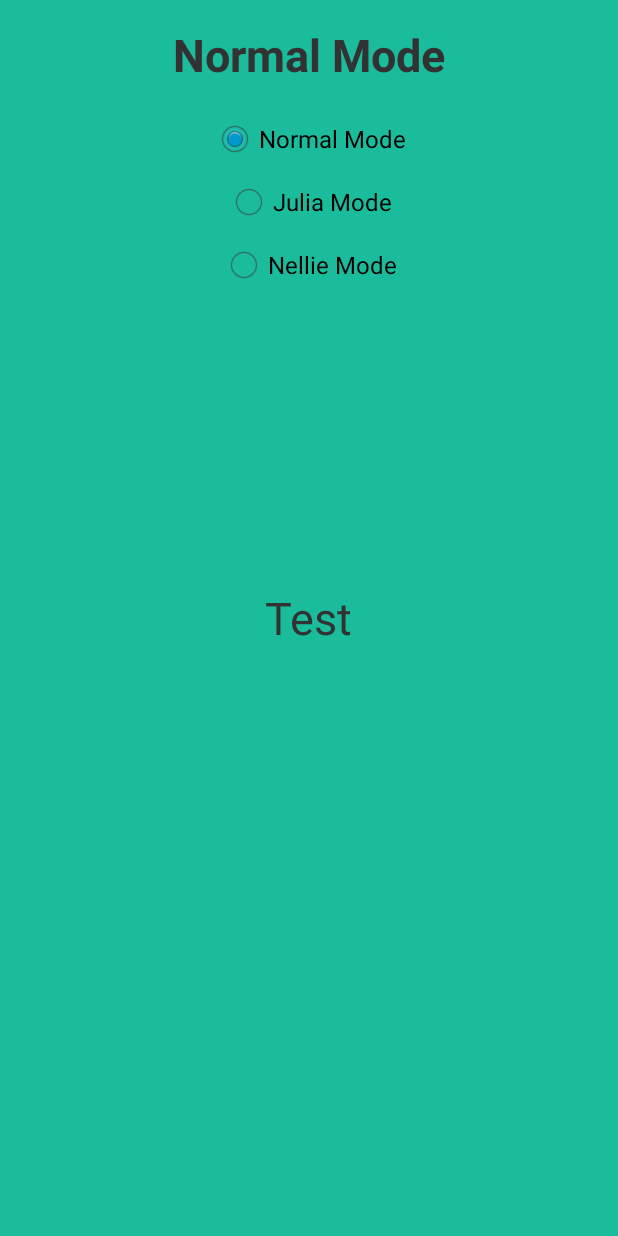
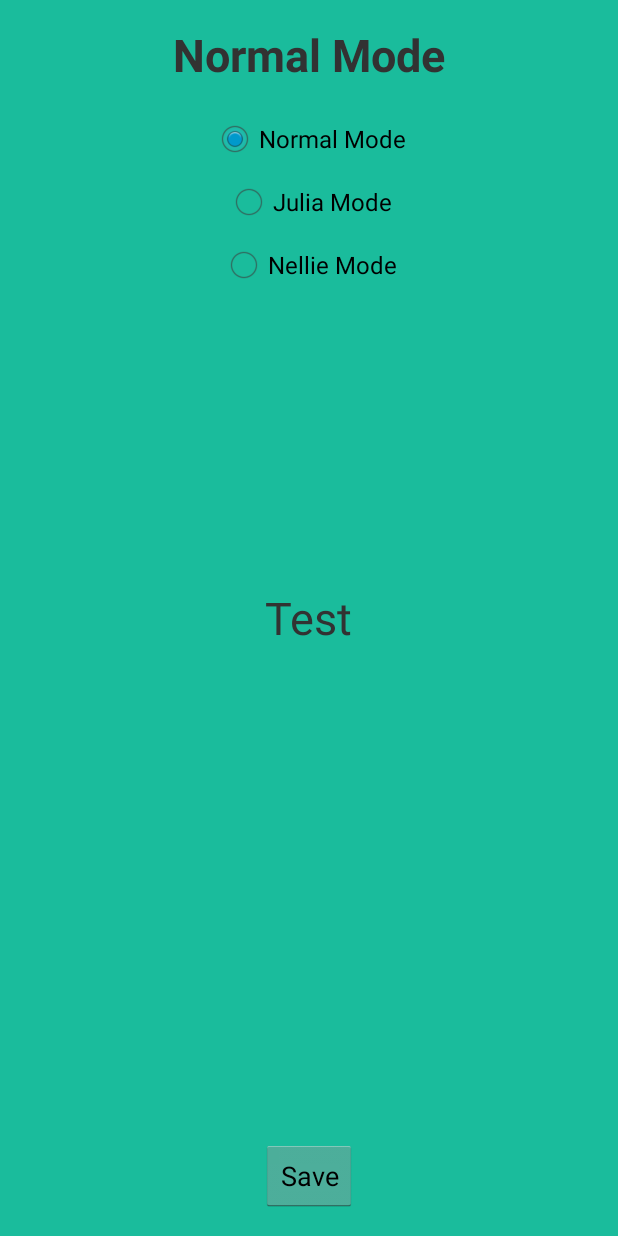
Before and after one commit to nickyobreykov/tap-ten, an Android app: the OwnSettingsActivity screen opened directly, with no data from a screen before it, on a phone screen of 412 x 824 dp. Run offline under Robolectric (Android 15) with nearby library versions, the phone set to English and light mode, and no system bars.

Commit message:
add anim

```diff
--- a/app/src/main/java/com/liquidafro/tapten/OwnSettingsActivity.java
+++ b/app/src/main/java/com/liquidafro/tapten/OwnSettingsActivity.java
@@ -7,8 +7,10 @@ import android.preference.PreferenceManager;
 import android.util.Log;
 import android.view.Menu;
 import android.view.MenuItem;
+import android.view.View;
 import android.view.Window;
 import android.view.WindowManager;
+import android.widget.Button;
 import android.widget.RadioButton;
 import android.widget.RadioGroup;
 import android.widget.TextView;
@@ -22,6 +24,7 @@ public class OwnSettingsActivity extends Activity {
     RadioButton nellieRadioBtn;
     RadioGroup radioGroup;
     TextView quoteTV;
+    Button saveSettingsBtn;
 
     @Override
     protected void onCreate(Bundle savedInstanceState) {
@@ -38,6 +41,7 @@ public class OwnSettingsActivity extends Activity {
         nellieRadioBtn = (RadioButton) findViewById(R.id.nellieRadioBtn);
         radioGroup = (RadioGroup) findViewById(R.id.radioGroup);
         quoteTV = (TextView) findViewById(R.id.quoteTV);
+        saveSettingsBtn = (Button) findViewById(R.id.saveSettingsBtn);
 
         SharedPreferences preferences = PreferenceManager.getDefaultSharedPreferences(this);
         final SharedPreferences.Editor editor = preferences.edit();
@@ -81,6 +85,14 @@ public class OwnSettingsActivity extends Activity {
             }
         });
 
+        saveSettingsBtn.setOnClickListener(new View.OnClickListener() {
+            @Override
+            public void onClick(View view) {
+                finish();
+                overridePendingTransition(R.anim.push_down_in, R.anim.push_down_out);
+            }
+        });
+
         /*
         editor.putBoolean("normalMode", normalRadioBtn.isChecked());
         editor.putBoolean("juliaMode", juliaRadioBtn.isChecked());
@@ -90,7 +102,11 @@ public class OwnSettingsActivity extends Activity {
 
     }
 
-
+    @Override
+    public void onBackPressed() {
+        super.onBackPressed();
+        overridePendingTransition(R.anim.push_down_in, R.anim.push_down_out);
+    }
 
     @Override
     public boolean onCreateOptionsMenu(Menu menu) {
--- /dev/null
+++ b/app/src/main/res/anim/push_down_in.xml
@@ -0,0 +1,4 @@
+<?xml version="1.0" encoding="utf-8"?>
+<set xmlns:android="http://schemas.android.com/apk/res/android">
+    <translate android:fromYDelta="-100%p" android:toYDelta="0" android:duration="300"/>
+</set>
--- /dev/null
+++ b/app/src/main/res/anim/push_down_out.xml
@@ -0,0 +1,4 @@
+<?xml version="1.0" encoding="utf-8"?>
+<set xmlns:android="http://schemas.android.com/apk/res/android">
+    <translate android:fromYDelta="0" android:toYDelta="100%p" android:duration="300"/>
+</set>
--- a/app/src/main/res/layout/activity_own_settings.xml
+++ b/app/src/main/res/layout/activity_own_settings.xml
@@ -59,4 +59,12 @@
         android:textSize="30dp"
         android:text="Test"/>
 
+    <Button
+        android:id="@+id/saveSettingsBtn"
+        android:layout_width="wrap_content"
+        android:layout_height="wrap_content"
+        android:layout_alignParentBottom="true"
+        android:text="Save"
+        android:layout_centerHorizontal="true"/>
+
 </RelativeLayout>
```
Also changed, not shown: 2 other files.
